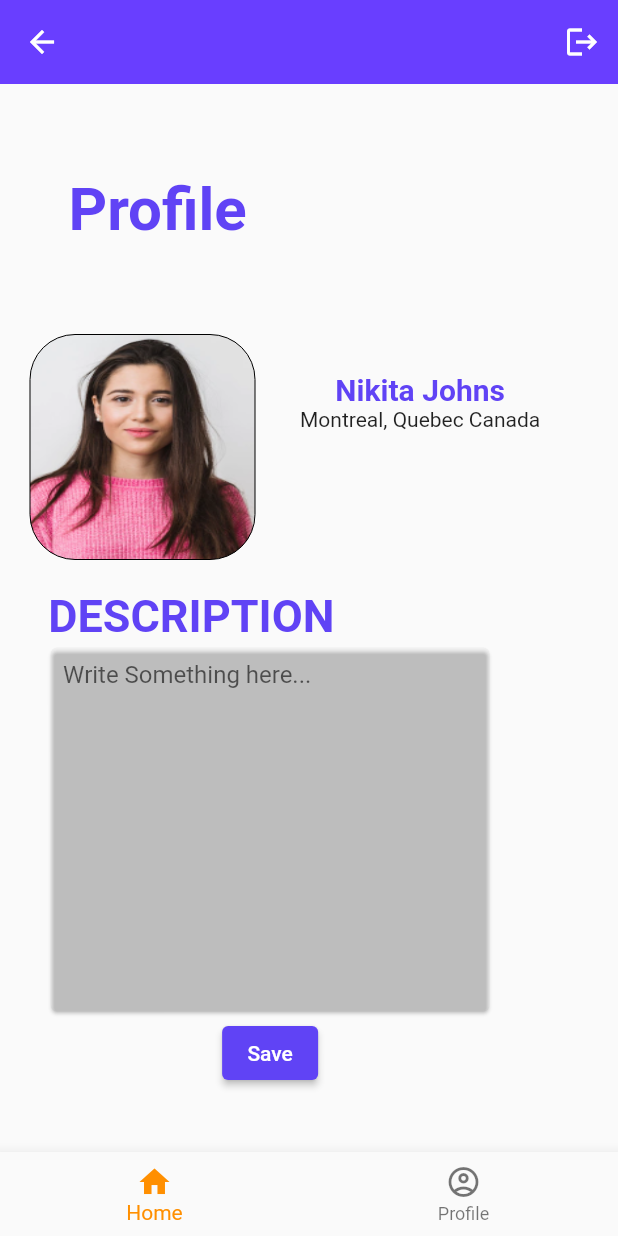
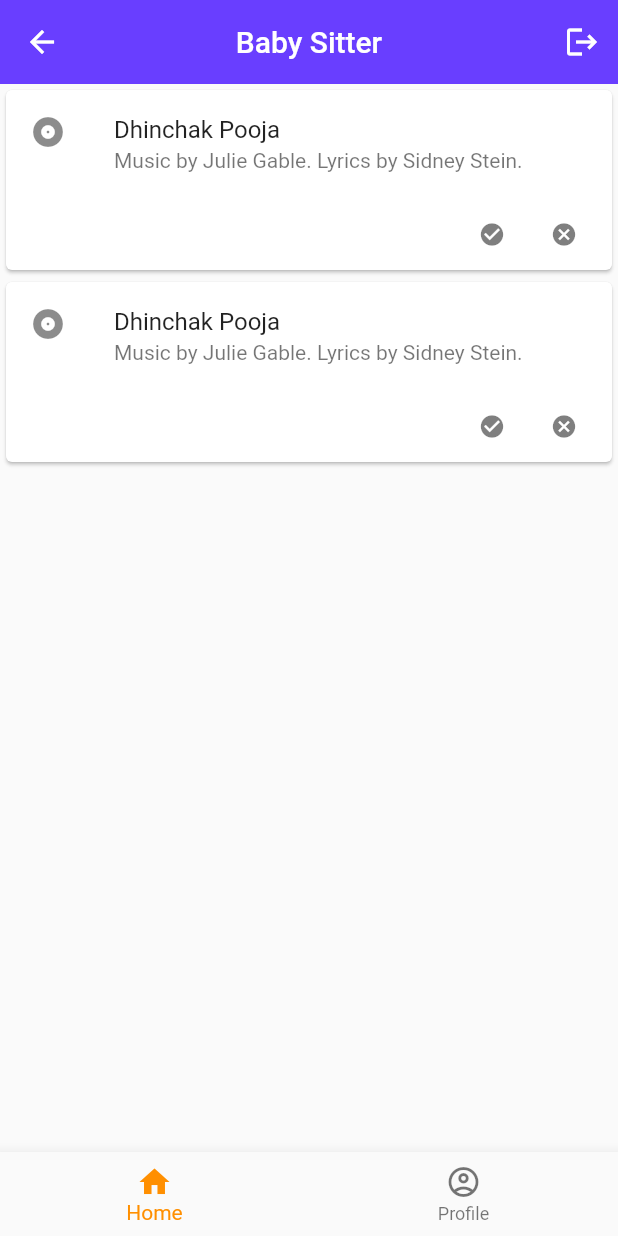
Before and after one commit to nisargpatel1504/babysitter, a Flutter app: the SitterHome screen opened directly, on a phone screen of 412 x 824 dp. Run offline on Flutter 3.47's test engine with Material 2 defaults, Android fonts, the phone set to English and light mode, and no system bars; our stand-ins replace cloud_firestore, firebase_auth, firebase_core, flutter_calendar_carousel, google_fonts, google_sign_in and 1 more; missing offline and left inert: flutter_facebook_auth; accounts and stored records are empty.

Commit message:
Made babysitter home screen

```diff
--- a/lib/screens/BabySitterHomeScreen.dart
+++ b/lib/screens/BabySitterHomeScreen.dart
@@ -1,3 +1,4 @@
+import 'package:babycare/screens/notification.dart';
 import 'package:babycare/screens/sitterProfile.dart';
 import 'package:flutter/cupertino.dart';
 import 'package:flutter/material.dart';
@@ -15,11 +16,9 @@ class _SitterHomeState extends State<SitterHome> {
   static const TextStyle optionStyle =
   TextStyle(fontSize: 30, fontWeight: FontWeight.bold);
   static  List<Widget> _widgetOptions = <Widget>[
+    SitterNotification(),
     babysitterProfile(),
-    babysitterProfile(),
-
-
-  ];
+];
 
   void _onItemTapped(int index) {
     setState(() {
@@ -30,7 +29,7 @@ class _SitterHomeState extends State<SitterHome> {
   Widget build(BuildContext context) {
     return Scaffold(
       appBar: AppBar(
-          title: const Text(''),
+          title: const Text('Baby Sitter'),
           centerTitle: true,
           backgroundColor: Colors.transparent,
           elevation: 0,
--- a/lib/screens/notification.dart
+++ b/lib/screens/notification.dart
@@ -1,15 +1,29 @@
+import 'package:babycare/screens/notification_cart.dart';
 import 'package:flutter/cupertino.dart';
+import 'package:flutter/material.dart';
 
-class Notification extends StatefulWidget {
-  const Notification({Key? key}) : super(key: key);
+
+
+class SitterNotification extends StatefulWidget {
+
 
   @override
-  State<Notification> createState() => _NotificationState();
+  State<SitterNotification> createState() => _SitterNotificationState();
 }
 
-class _NotificationState extends State<Notification> {
+class _SitterNotificationState extends State<SitterNotification> {
   @override
   Widget build(BuildContext context) {
-    return Container();
+    return Scaffold(
+
+      body: Container(
+        child: Column(
+          children: [
+            SitterCart(),
+            SitterCart(),
+          ],
+        ),
+      ),
+    );
   }
 }
--- /dev/null
+++ b/lib/screens/notification_cart.dart
@@ -0,0 +1,49 @@
+import 'package:flutter/cupertino.dart';
+import 'package:flutter/material.dart';
+
+class SitterCart extends StatelessWidget {
+  const SitterCart({Key? key}) : super(key: key);
+
+  @override
+  Widget build(BuildContext context) {
+    return Container(
+      child: Card(
+        child: Column(
+        mainAxisSize: MainAxisSize.min,
+        children: <Widget>[
+        const ListTile(
+        leading: Icon(Icons.album),
+    title: Text('Dhinchak Pooja'),
+    subtitle: Text('Music by Julie Gable. Lyrics by Sidney Stein.'),
+    ),
+    Row(
+    mainAxisAlignment: MainAxisAlignment.end,
+    children: <Widget>[
+
+
+
+    // TextButton(
+    // child: const Text('BUY TICKETS'),
+    // onPressed: () {/* ... */},
+    // ),
+
+      IconButton(onPressed: (){}, icon: Icon(
+        Icons.check_circle,
+        color: Colors.black.withOpacity(0.5),
+        size: 18,
+      ),),
+    IconButton(onPressed: (){}, icon: Icon(
+      Icons.cancel,
+      color: Colors.black.withOpacity(0.5),
+      size: 18,
+    ),),
+
+
+    const SizedBox(width: 8),
+    ],
+    ),
+    ],
+    ),),
+    );
+  }
+}
```
